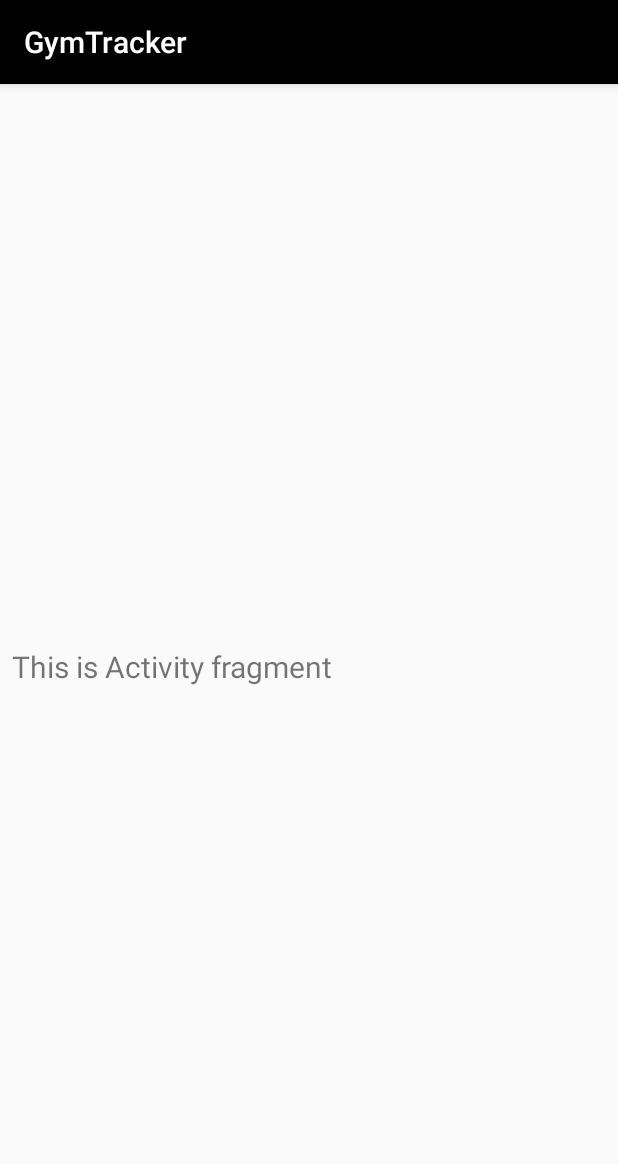
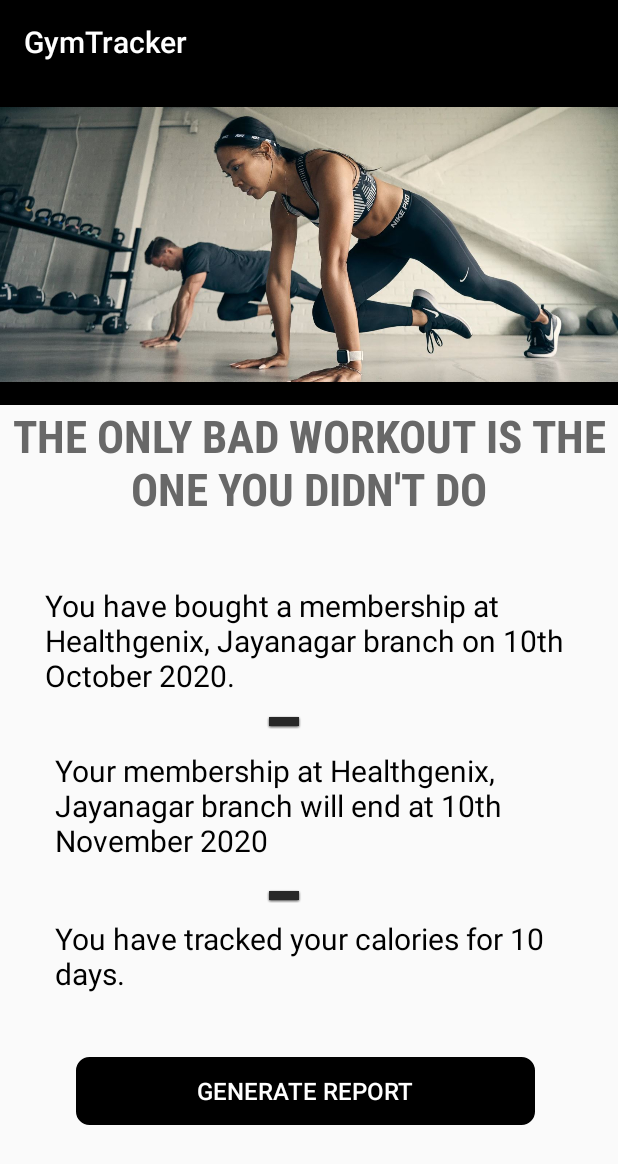
Before and after one commit to anannya03/HealthGenix, an Android app: the fragment ActivityFragment shown on its own in the app's theme, on a phone screen of 412 x 824 dp. Shown: the top 1164 px of the screen. Run offline under Robolectric (Android 15) with nearby library versions, the phone set to English and light mode, and no system bars.

Commit message:
added Activity fragment

```diff
--- a/app/src/main/java/com/example/gymtracker/ui/activity/ActivityFragment.java
+++ b/app/src/main/java/com/example/gymtracker/ui/activity/ActivityFragment.java
@@ -10,6 +10,7 @@ import android.widget.TextView;
 import androidx.annotation.NonNull;
 import androidx.annotation.Nullable;
 import androidx.annotation.RequiresApi;
+import androidx.appcompat.app.ActionBar;
 import androidx.fragment.app.Fragment;
 import androidx.lifecycle.Observer;
 import androidx.lifecycle.ViewModelProviders;
@@ -30,16 +31,7 @@ public class ActivityFragment extends Fragment {
     @RequiresApi(api = Build.VERSION_CODES.LOLLIPOP)
     public View onCreateView(@NonNull LayoutInflater inflater,
                              ViewGroup container, Bundle savedInstanceState) {
-        activityViewModel =
-                ViewModelProviders.of(this).get(ActivityViewModel.class);
-        View root = inflater.inflate(R.layout.fragment_activity, container, false);
-        final TextView textView = root.findViewById(R.id.text_activity);
-        activityViewModel.getText().observe(getViewLifecycleOwner(), new Observer<String>() {
-            @Override
-            public void onChanged(@Nullable String s) {
-                textView.setText(s);
-            }
-        });
-        return root;
+        View view = inflater.inflate(R.layout.fragment_activity, container, false);
+            return view;
     }
 }
--- /dev/null
+++ b/app/src/main/res/drawable-v24/textbox.xml
@@ -0,0 +1,7 @@
+<?xml version="1.0" encoding="utf-8"?>
+<shape xmlns:android="http://schemas.android.com/apk/res/android">
+<stroke
+    android:color="#dddddd"
+    android:width="2dp"/>
+<corners android:radius="8dp"/>
+</shape>
--- a/app/src/main/res/layout/fragment_activity.xml
+++ b/app/src/main/res/layout/fragment_activity.xml
@@ -1,22 +1,150 @@
 <?xml version="1.0" encoding="utf-8"?>
-<androidx.constraintlayout.widget.ConstraintLayout xmlns:android="http://schemas.android.com/apk/res/android"
+<ScrollView xmlns:android="http://schemas.android.com/apk/res/android"
     xmlns:app="http://schemas.android.com/apk/res-auto"
     xmlns:tools="http://schemas.android.com/tools"
     android:layout_width="match_parent"
     android:layout_height="match_parent"
-    tools:context=".ui.activity.ActivityFragment">
+    android:padding="0sp"
+    android:scrollbarSize="25sp"
+    >
 
-    <TextView
-        android:id="@+id/text_activity"
+    <androidx.constraintlayout.widget.ConstraintLayout
         android:layout_width="match_parent"
-        android:layout_height="wrap_content"
-        android:layout_marginStart="8dp"
-        android:layout_marginTop="8dp"
-        android:layout_marginEnd="8dp"
-        android:layout_gravity="center"
-        android:textSize="20sp"
-        app:layout_constraintBottom_toBottomOf="parent"
-        app:layout_constraintEnd_toEndOf="parent"
-        app:layout_constraintStart_toStartOf="parent"
-        app:layout_constraintTop_toTopOf="parent" />
-</androidx.constraintlayout.widget.ConstraintLayout>
+        android:layout_height="match_parent"
+        android:scrollbarStyle="insideOverlay"
+        android:scrollbars="vertical"
+        android:verticalScrollbarPosition="right"
+        tools:context=".MainActivity">
+
+        <TextView
+            android:id="@+id/textView"
+            android:layout_width="343dp"
+            android:layout_height="82dp"
+            android:layout_marginTop="128dp"
+            android:layout_marginEnd="32dp"
+            android:layout_marginRight="32dp"
+            android:fontFamily="sans-serif"
+            android:gravity="center_horizontal"
+            android:singleLine="false"
+            android:text="You have tracked your calories for 10 days."
+            android:textAlignment="textStart"
+            android:textColor="#000000"
+            android:textSize="20sp"
+            android:textStyle="normal"
+            app:layout_constraintEnd_toEndOf="parent"
+            app:layout_constraintTop_toBottomOf="@+id/textView3"
+            tools:ignore="RtlCompat" />
+
+        <ImageView
+            android:id="@+id/imageView"
+            android:layout_width="wrap_content"
+            android:layout_height="214dp"
+            android:layout_marginBottom="512dp"
+            android:background="#000000"
+            app:layout_constraintBottom_toBottomOf="parent"
+            app:layout_constraintEnd_toEndOf="parent"
+            app:layout_constraintHorizontal_bias="0.0"
+            app:layout_constraintStart_toStartOf="parent"
+            app:srcCompat="@drawable/gym" />
+
+        <TextView
+            android:id="@+id/textView2"
+            android:layout_width="wrap_content"
+            android:layout_height="wrap_content"
+            android:fontFamily="sans-serif-condensed"
+            android:gravity="center_horizontal"
+            android:singleLine="false"
+            android:text="THE ONLY BAD WORKOUT IS THE ONE YOU DIDN'T DO"
+            android:textAlignment="center"
+            android:textColor="#686868"
+            android:textSize="30sp"
+            android:textStyle="bold"
+            app:layout_constraintBottom_toBottomOf="parent"
+            app:layout_constraintEnd_toEndOf="parent"
+            app:layout_constraintHorizontal_bias="0.468"
+            app:layout_constraintStart_toStartOf="parent"
+            app:layout_constraintTop_toBottomOf="@+id/imageView"
+            app:layout_constraintVertical_bias="0.0" />
+
+        <TextView
+            android:id="@+id/textView3"
+            android:layout_width="360dp"
+            android:layout_height="94dp"
+            android:layout_marginTop="120dp"
+            android:layout_marginEnd="10dp"
+            android:layout_marginRight="10dp"
+            android:fontFamily="sans-serif"
+            android:gravity="center_horizontal"
+            android:singleLine="false"
+            android:text="You have bought a membership at Healthgenix, Jayanagar branch on 10th October 2020. "
+            android:textAlignment="textStart"
+            android:textColor="#000000"
+            android:textSize="20sp"
+            android:textStyle="normal"
+            app:layout_constraintEnd_toEndOf="parent"
+            app:layout_constraintHorizontal_bias="0.718"
+            app:layout_constraintStart_toStartOf="parent"
+            app:layout_constraintTop_toBottomOf="@+id/imageView"
+            tools:ignore="RtlCompat" />
+
+        <TextView
+            android:id="@+id/textView4"
+            android:layout_width="343dp"
+            android:layout_height="82dp"
+            android:layout_marginTop="16dp"
+            android:layout_marginEnd="32dp"
+            android:layout_marginRight="32dp"
+            android:fontFamily="sans-serif"
+            android:gravity="center_horizontal"
+            android:singleLine="false"
+            android:text="Your membership at Healthgenix, Jayanagar branch will end at 10th November 2020 "
+            android:textAlignment="textStart"
+            android:textColor="#000000"
+            android:textSize="20sp"
+            android:textStyle="normal"
+            app:layout_constraintEnd_toEndOf="parent"
+            app:layout_constraintTop_toBottomOf="@+id/textView3"
+            tools:ignore="RtlCompat" />
+
+        <ImageView
+            android:id="@+id/imageView2"
+            android:layout_width="152dp"
+            android:layout_height="10dp"
+            android:layout_marginBottom="296dp"
+            app:layout_constraintBottom_toBottomOf="parent"
+            app:layout_constraintEnd_toEndOf="parent"
+            app:layout_constraintHorizontal_bias="0.435"
+            app:layout_constraintStart_toStartOf="parent"
+            app:srcCompat="@android:drawable/dialog_holo_dark_frame" />
+
+        <ImageView
+            android:id="@+id/imageView4"
+            android:layout_width="152dp"
+            android:layout_height="10dp"
+            android:layout_marginBottom="180dp"
+            app:layout_constraintBottom_toBottomOf="parent"
+            app:layout_constraintEnd_toEndOf="parent"
+            app:layout_constraintHorizontal_bias="0.435"
+            app:layout_constraintStart_toStartOf="parent"
+            app:srcCompat="@android:drawable/dialog_holo_dark_frame" />
+
+        <Button
+            android:id="@+id/button"
+            android:layout_width="306dp"
+            android:layout_height="45dp"
+            android:layout_marginStart="28dp"
+            android:layout_marginLeft="28dp"
+            android:layout_marginBottom="32dp"
+            android:background="@drawable/textbox"
+            android:backgroundTint="#000000"
+            android:text="GENERATE REPORT"
+            android:textColor="#ffffff"
+            android:textSize="16dp"
+            app:layout_constraintBottom_toBottomOf="parent"
+            app:layout_constraintEnd_toEndOf="parent"
+            app:layout_constraintHorizontal_bias="0.294"
+            app:layout_constraintStart_toStartOf="parent" />
+
+
+    </androidx.constraintlayout.widget.ConstraintLayout>
+</ScrollView>
--- /dev/null
+++ b/app/src/main/res/values/ic_gym_background.xml
@@ -0,0 +1,4 @@
+<?xml version="1.0" encoding="utf-8"?>
+<resources>
+    <color name="ic_gym_background">#000000</color>
+</resources>
```
Also changed, not shown: app/src/main/ic_gym-playstore.png (added), app/src/main/res/drawable-v24/gym.JPG (added), app/src/main/res/mipmap-hdpi/ic_water2.png (added), app/src/main/res/mipmap-mdpi/ic_water2.png (added), app/src/main/res/mipmap-xhdpi/ic_water2.png (added), app/src/main/res/mipmap-xxhdpi/ic_water2.png (added), app/src/main/res/mipmap-xxxhdpi/ic_water2.png (added).
